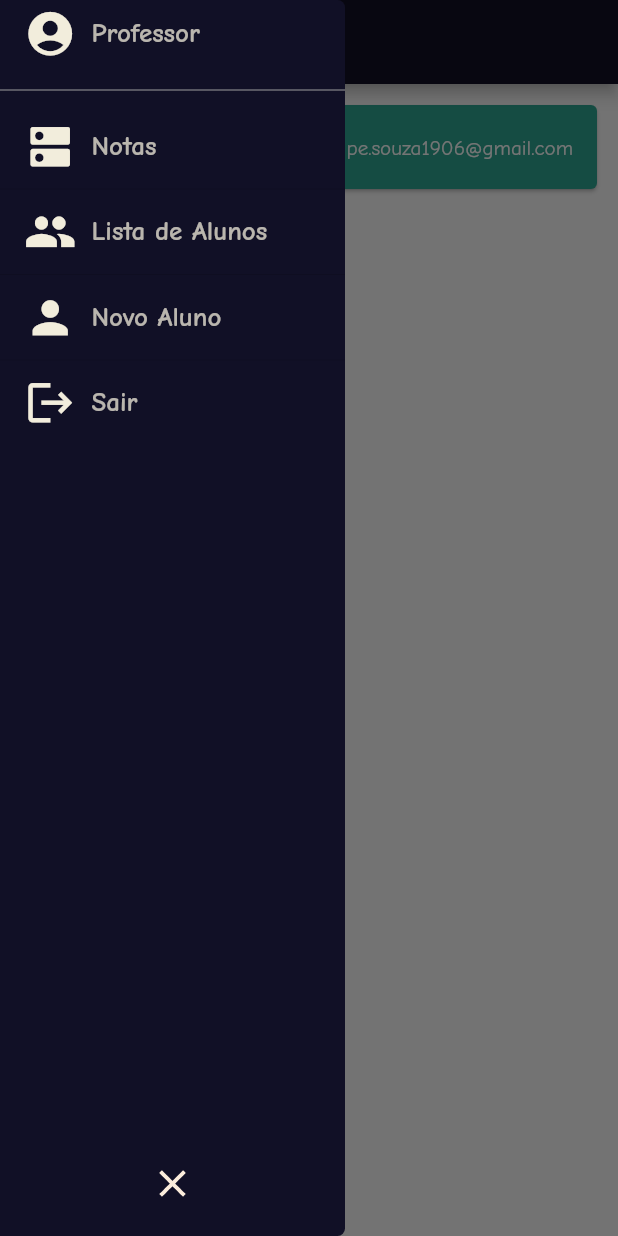
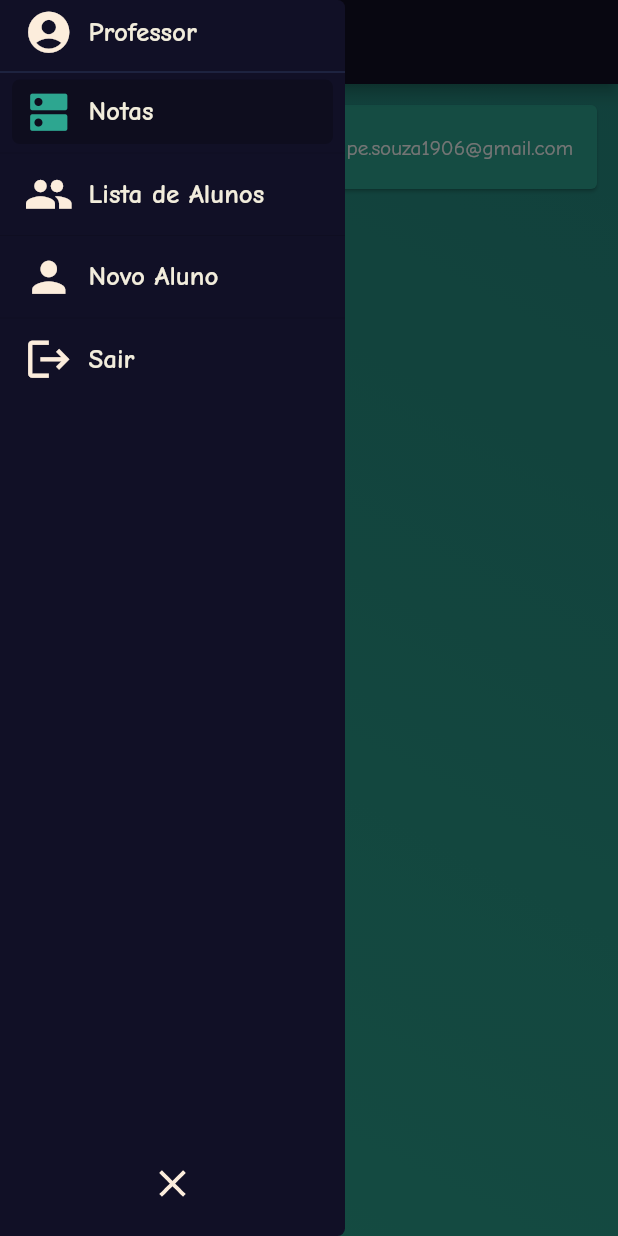
Before and after one commit to vhgomes/projeto-engsoftware, a Flutter app: the screen it shows after launch, with the side drawer open, on a phone screen of 412 x 824 dp. Run offline on Flutter 3.47's test engine with Material 2 defaults, Android fonts, the phone set to English and light mode, and no system bars.

```diff
--- a/lib/models/theme_NavBar.dart
+++ b/lib/models/theme_NavBar.dart
@@ -1,7 +1,7 @@
 import 'package:flutter/material.dart';
 
 TextStyle listTileDefaultTextStyle = TextStyle(
-    color: Color(0xbfF2EDDC), fontSize: 18, fontWeight: FontWeight.w600);
+    color: Color(0xFFF2EDDC), fontSize: 18, fontWeight: FontWeight.w600);
 
 TextStyle listTileSelectedtTextStyle = TextStyle(
     color: Color(0xffFCEDDC), fontSize: 18, fontWeight: FontWeight.w600);
--- a/lib/screens/collapsing_tile.dart
+++ b/lib/screens/collapsing_tile.dart
@@ -7,10 +7,15 @@ class CollapsingTile extends StatefulWidget {
   final String title;
   final IconData icon;
   final AnimationController animationController;
+  final bool isSelected;
+  final Function()? onTap;
+
   CollapsingTile({
     required this.title,
     required this.icon,
     required this.animationController,
+    this.isSelected = false,
+    this.onTap,
   });
 
   _CState createState() => _CState();
@@ -23,7 +28,7 @@ class _CState extends State<CollapsingTile> {
     super.initState();
     widthAnimation = Tween<double>(
       begin: 230,
-      end: 55,
+      end: 65,
     ).animate(widget.animationController);
     sizedBoxAnimation = Tween<double>(
       begin: 10,
@@ -33,7 +38,15 @@ class _CState extends State<CollapsingTile> {
 
   @override
   Widget build(BuildContext context) {
-    return Container(
+    return InkWell(
+        onTap: widget.onTap,
+        child: Container(
+          decoration: BoxDecoration(
+            borderRadius: BorderRadius.circular(5),
+            color: widget.isSelected
+                ? Colors.transparent.withOpacity(0.2)
+                : Colors.transparent,
+          ),
           width: widthAnimation.value,
           margin: EdgeInsets.symmetric(horizontal: 8),
           padding: EdgeInsets.symmetric(horizontal: 8, vertical: 5),
@@ -41,18 +54,21 @@ class _CState extends State<CollapsingTile> {
             children: <Widget>[
               Icon(
                 widget.icon,
-            color: Color(0xffF2EDDC),
-            size: 35.0,
+                color:
+                    widget.isSelected ? Color(0xff2DA690) : Color(0xffFCEDDC),
+                size: 33.0,
               ),
               SizedBox(width: sizedBoxAnimation.value),
-          (widthAnimation.value >= 220)
+              (widthAnimation.value >= 230)
                   ? Text(
                       widget.title,
-                  style: listTileDefaultTextStyle,
+                      style: widget.isSelected
+                          ? listTileDefaultTextStyle
+                          : listTileDefaultTextStyle,
                     )
                   : Container()
             ],
           ),
-    );
+        ));
   }
 }
--- a/lib/screens/navigation_Drawer.dart
+++ b/lib/screens/navigation_Drawer.dart
@@ -15,10 +15,11 @@ class NavigationDrawerWidget extends StatefulWidget {
 class NavigationDrawerWidgetState extends State<NavigationDrawerWidget>
     with SingleTickerProviderStateMixin {
   double maxWidth = 230;
-  double minWidth = 55;
+  double minWidth = 65;
   bool isCollapsed = false;
   late AnimationController _animationController;
   late Animation<double> widthAnimation;
+  int currentSelectedIndex = 0;
 
   get elevation => null;
 
@@ -59,8 +60,8 @@ class NavigationDrawerWidgetState extends State<NavigationDrawerWidget>
               animationController: _animationController,
             ),
             Divider(
-              color: Colors.grey,
-              height: 30,
+              color: Color(0xff2A3659),
+              height: 10,
             ),
             Expanded(
               child: ListView.separated(
@@ -71,6 +72,12 @@ class NavigationDrawerWidgetState extends State<NavigationDrawerWidget>
                 },
                 itemBuilder: (context, index) {
                   return CollapsingTile(
+                    onTap: () {
+                      setState(() {
+                        currentSelectedIndex = index;
+                      });
+                    },
+                    isSelected: currentSelectedIndex == index,
                     title: navigationitem[index].title,
                     icon: navigationitem[index].icon,
                     animationController: _animationController,
--- a/lib/screens/student_list.dart
+++ b/lib/screens/student_list.dart
@@ -24,12 +24,24 @@ class StudentList extends StatelessWidget {
         backgroundColor: drawerBGClor,
       ),
       drawer: NavigationDrawerWidget(),
-      body: ListView.builder(
-        padding: const EdgeInsets.all(10.0),
-        itemCount: loadedStudents.length,
-        itemBuilder: (context, index) => StudentItem(
-          name: loadedStudents[index].name,
-          email: loadedStudents[index].email,
+      body: Container(
+        decoration: BoxDecoration(
+          gradient: LinearGradient(
+            begin: Alignment.topRight,
+            end: Alignment.bottomLeft,
+            colors: [
+              Color(0xff268C82),
+              Color(0xff2DA690),
+            ],
+          ),
+        ),
+        child: ListView.builder(
+          padding: const EdgeInsets.all(10.0),
+          itemCount: loadedStudents.length,
+          itemBuilder: (context, index) => StudentItem(
+            name: loadedStudents[index].name,
+            email: loadedStudents[index].email,
+          ),
         ),
       ),
     );
```
Lines whose indentation alone changed are shown as unchanged.
